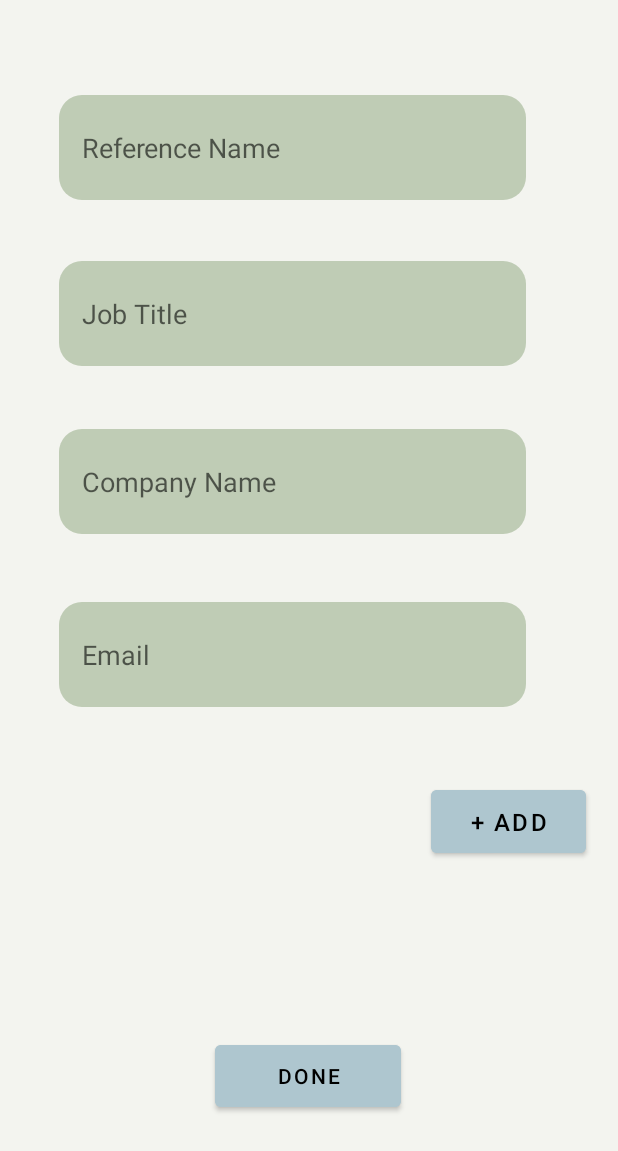
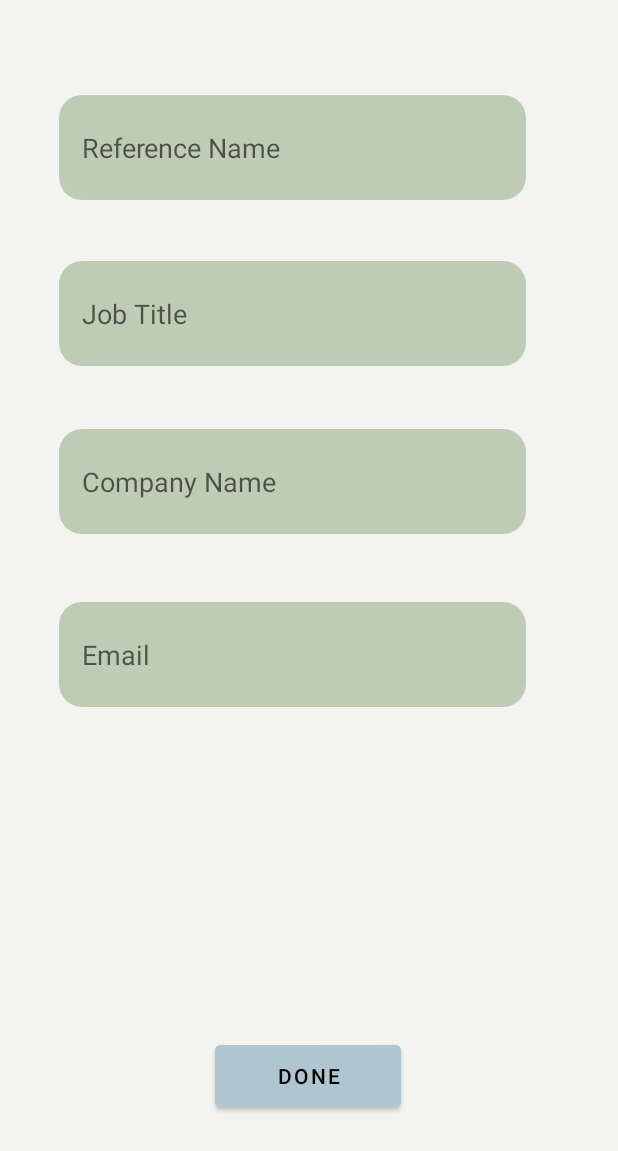
Before and after one commit to aanch-343/ResumeBuilder, an Android app: the reference screen opened directly, with no data from a screen before it, on a phone screen of 412 x 824 dp. Shown: the top 1151 px of the screen. Run offline under Robolectric (Android 15) with nearby library versions, the phone set to English and light mode, and no system bars; our stand-ins replace Firebase (no records; nobody signed in at launch, a user with empty details on screens opened directly); Roboto replaces fonts that are not available here.

Commit message:
new Commit

```diff
--- a/app/src/main/AndroidManifest.xml
+++ b/app/src/main/AndroidManifest.xml
@@ -14,10 +14,6 @@
         <activity
             android:name=".MainActivity"
             android:exported="false" />
-        <activity
-            android:name=".ViewResume"
-            android:exported="false"
-            android:parentActivityName=".Menu" />
         <activity
             android:name=".Template1"
             android:exported="false"
--- a/app/src/main/java/com/example/resumebuilder/Objective.java
+++ b/app/src/main/java/com/example/resumebuilder/Objective.java
@@ -6,6 +6,7 @@ import android.os.Bundle;
 import android.view.View;
 import android.widget.Button;
 import android.widget.EditText;
+import android.widget.Toast;
 
 import com.google.firebase.database.FirebaseDatabase;
 
@@ -30,6 +31,7 @@ public class Objective extends AppCompatActivity {
                 HashMap<String,Object> o=new HashMap<String, Object>();
                 o.put("objective",obj.getText().toString());
                 FirebaseDatabase.getInstance().getReference().child("Objective").push().setValue(o);
+                Toast.makeText(Objective.this, "Data Inserted Successfully", Toast.LENGTH_SHORT).show();
             }
         });
     }
--- a/app/src/main/java/com/example/resumebuilder/reference.java
+++ b/app/src/main/java/com/example/resumebuilder/reference.java
@@ -6,6 +6,7 @@ import android.os.Bundle;
 import android.view.View;
 import android.widget.Button;
 import android.widget.EditText;
+import android.widget.Toast;
 
 import com.google.firebase.database.FirebaseDatabase;
 
@@ -36,6 +37,7 @@ public class reference extends AppCompatActivity {
                 ref.put("Company Name",companyName.getText().toString());
                 ref.put("Email",email.getText().toString());
                 FirebaseDatabase.getInstance().getReference().child("Reference").push().setValue(ref);
+                Toast.makeText(reference.this, "Data Inserted Successfully", Toast.LENGTH_SHORT).show();
             }
         });
     }
--- a/app/src/main/res/layout/activity_reference.xml
+++ b/app/src/main/res/layout/activity_reference.xml
@@ -81,20 +81,6 @@
         app:layout_constraintTop_toTopOf="parent"
         app:layout_constraintVertical_bias="0.084" />
 
-    <Button
-        android:id="@+id/add"
-        android:layout_width="103dp"
-        android:layout_height="54dp"
-        android:backgroundTint="#aec6cf"
-        android:textColor="#000000"
-        android:text="+ ADD"
-        android:textSize="16sp"
-        app:layout_constraintBottom_toBottomOf="parent"
-        app:layout_constraintEnd_toEndOf="parent"
-        app:layout_constraintHorizontal_bias="0.93"
-        app:layout_constraintStart_toStartOf="parent"
-        app:layout_constraintTop_toTopOf="parent"
-        app:layout_constraintVertical_bias="0.676" />
 
 
 </androidx.constraintlayout.widget.ConstraintLayout>
--- a/app/src/main/res/values/strings.xml
+++ b/app/src/main/res/values/strings.xml
@@ -1,8 +1,8 @@
 <resources>
     <string name="app_name">ResumeBuilder</string>
-    <string name="grade_score">Grade/Score</string>
+    <string name="grade_score">CGPA/percentagee</string>
     <string name="school_university">School/University</string>
-    <string name="course">course</string>
+    <string name="course">course </string>
     <string name="year">year</string>
     <string name="skills">Skills</string>
     <string name="CompanyName">CompanyName</string>
```
Also changed, not shown: app/src/main/java/com/example/resumebuilder/Education.java (+27 -4 lines), app/src/main/java/com/example/resumebuilder/Experience.java (+24 -1 lines), app/src/main/java/com/example/resumebuilder/RecyclerAdapter1.java (+12 -3 lines), app/src/main/java/com/example/resumebuilder/Skillls.java (+19 -2 lines), app/src/main/java/com/example/resumebuilder/ViewResume.java (deleted, +0 -16 lines), app/src/main/res/layout/activity_main.xml (+0 -14 lines), app/src/main/java/com/example/resumebuilder/EducationModel.java (line endings or trailing spaces).
